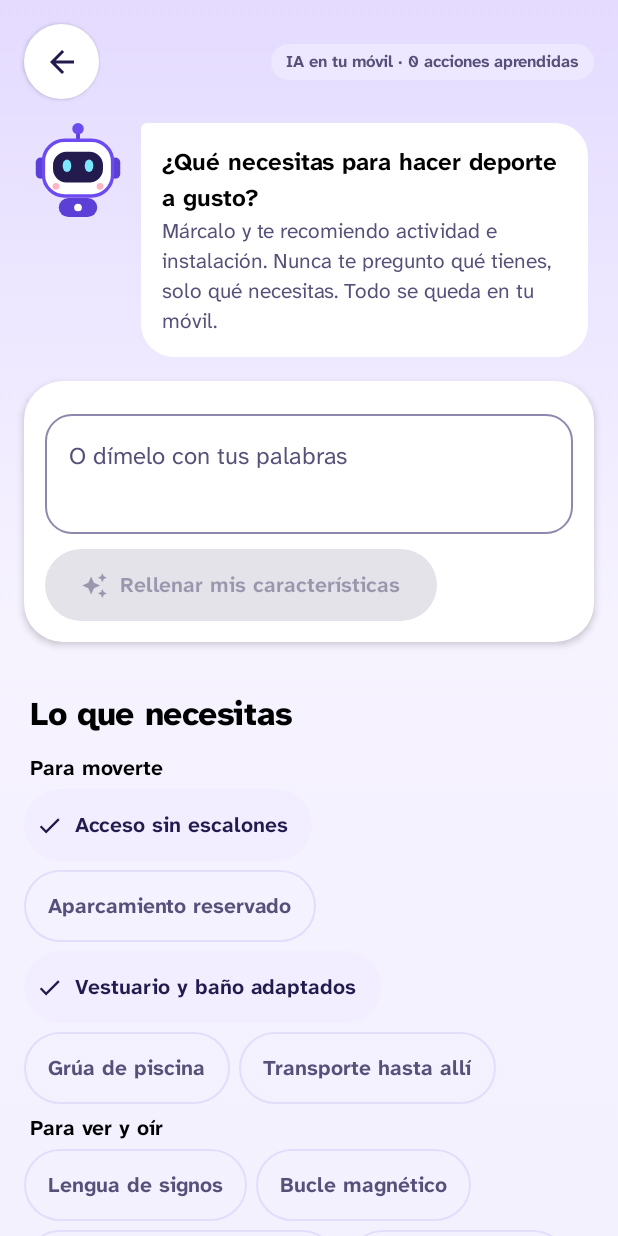
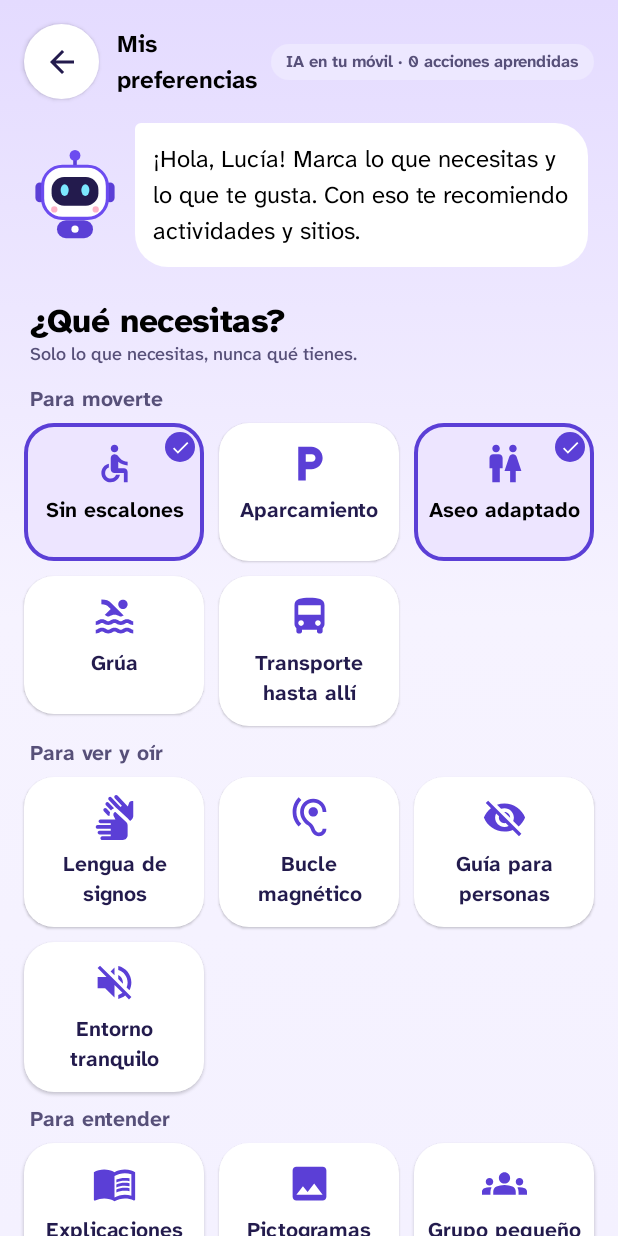
Before and after one commit to javierromeo1612/fit-in-ia, an Android app built with Jetpack Compose: the screen it shows after launch (MainActivity), after a tap on "Comenzar", on a phone screen of 412 x 824 dp. Run offline under Robolectric (Android 15) with nearby library versions, the phone set to English and light mode, and no system bars; 1 statement that could not run was skipped.

Commit message:
Preferencias y chat solo con opciones; tarjetas como el diseño

```diff
--- a/app/src/main/java/com/marbellup/fitin/ui/Kit.kt
+++ b/app/src/main/java/com/marbellup/fitin/ui/Kit.kt
@@ -9,7 +9,9 @@ import androidx.compose.foundation.layout.*
 import androidx.compose.foundation.shape.CircleShape
 import androidx.compose.foundation.shape.RoundedCornerShape
 import androidx.compose.material.icons.Icons
+import androidx.compose.material.icons.automirrored.filled.Accessible
 import androidx.compose.material.icons.automirrored.filled.ArrowForward
+import androidx.compose.material.icons.automirrored.filled.MenuBook
 import androidx.compose.material.icons.filled.*
 import androidx.compose.material.icons.outlined.*
 import androidx.compose.material3.*
@@ -42,6 +44,7 @@ import com.marbellup.fitin.data.Activity
 import com.marbellup.fitin.data.AppNotification
 import com.marbellup.fitin.data.Need
 import com.marbellup.fitin.data.Scored
+import com.marbellup.fitin.data.Slot
 import com.marbellup.fitin.ui.theme.LocalExtra
 
 /*
@@ -238,14 +241,15 @@ fun ActivityPhotoCard(
 ) {
     val x = LocalExtra.current
     GlassCard(modifier, onClick = { state.open(Step.Detail(a.id)) }) {
-        Box {
+        // Como en la referencia: foto grande y un panel blanco encima, abajo, con los datos y la flecha.
+        Box(Modifier.fillMaxWidth().height(236.dp).padding(8.dp)) {
             Image(
                 painter = painterResource(a.sport.photo),
                 contentDescription = null,
                 contentScale = ContentScale.Crop,
-                modifier = Modifier.fillMaxWidth().height(150.dp).padding(8.dp).clip(RoundedCornerShape(20.dp)),
+                modifier = Modifier.fillMaxSize().clip(RoundedCornerShape(22.dp)),
             )
-            Row(Modifier.padding(16.dp), verticalAlignment = Alignment.CenterVertically) {
+            Row(Modifier.padding(10.dp).fillMaxWidth(), verticalAlignment = Alignment.CenterVertically) {
                 if (rec != null) {
                     Row(
                         Modifier.clip(RoundedCornerShape(50)).background(primaryBrush()).padding(horizontal = 10.dp, vertical = 5.dp),
@@ -267,12 +271,7 @@ fun ActivityPhotoCard(
                 }
                 Spacer(Modifier.weight(1f))
                 val fav = a.id in state.favorites
-                Surface(
-                    onClick = { state.toggleFavorite(a.id) },
-                    shape = CircleShape,
-                    color = Color.White,
-                    modifier = Modifier.size(44.dp),
-                ) {
+                Surface(onClick = { state.toggleFavorite(a.id) }, shape = CircleShape, color = Color.White, modifier = Modifier.size(44.dp)) {
                     Box(contentAlignment = Alignment.Center) {
                         Icon(
                             if (fav) Icons.Filled.Favorite else Icons.Outlined.FavoriteBorder,
@@ -282,26 +281,32 @@ fun ActivityPhotoCard(
                     }
                 }
             }
-        }
-        Row(Modifier.padding(start = 16.dp, end = 12.dp, bottom = 14.dp, top = 2.dp), verticalAlignment = Alignment.CenterVertically) {
+            Surface(
+                shape = RoundedCornerShape(20.dp),
+                color = x.card.copy(alpha = 0.96f),
+                shadowElevation = 2.dp,
+                modifier = Modifier.align(Alignment.BottomCenter).fillMaxWidth().padding(8.dp),
+            ) {
+                Row(Modifier.padding(start = 14.dp, end = 10.dp, top = 10.dp, bottom = 10.dp), verticalAlignment = Alignment.CenterVertically) {
                     Column(Modifier.weight(1f)) {
-                Text(a.title, style = MaterialTheme.typography.titleMedium, maxLines = 2, overflow = TextOverflow.Ellipsis)
-                Row(verticalAlignment = Alignment.CenterVertically, modifier = Modifier.padding(top = 4.dp)) {
-                    Icon(Icons.Outlined.CalendarMonth, contentDescription = null, modifier = Modifier.size(16.dp), tint = MaterialTheme.colorScheme.primary)
+                        Text(a.title, style = MaterialTheme.typography.titleMedium, maxLines = 1, overflow = TextOverflow.Ellipsis)
+                        Row(verticalAlignment = Alignment.CenterVertically, modifier = Modifier.padding(top = 2.dp)) {
+                            Icon(Icons.Outlined.CalendarMonth, contentDescription = null, modifier = Modifier.size(15.dp), tint = MaterialTheme.colorScheme.primary)
                             Spacer(Modifier.width(4.dp))
-                    Text(a.shortDate, style = MaterialTheme.typography.bodyMedium, color = MaterialTheme.colorScheme.onSurfaceVariant)
+                            Text(a.shortDate, style = MaterialTheme.typography.bodySmall, color = MaterialTheme.colorScheme.onSurfaceVariant)
                         }
                         Row(verticalAlignment = Alignment.CenterVertically) {
-                    Icon(Icons.Outlined.Place, contentDescription = null, modifier = Modifier.size(16.dp), tint = MaterialTheme.colorScheme.primary)
+                            Icon(Icons.Outlined.Place, contentDescription = null, modifier = Modifier.size(15.dp), tint = MaterialTheme.colorScheme.primary)
                             Spacer(Modifier.width(4.dp))
-                    Text("${a.place} · ${a.zone}", style = MaterialTheme.typography.bodyMedium, color = MaterialTheme.colorScheme.onSurfaceVariant,
+                            Text(a.place, style = MaterialTheme.typography.bodySmall, color = MaterialTheme.colorScheme.onSurfaceVariant,
                                 maxLines = 1, overflow = TextOverflow.Ellipsis)
                         }
                     }
-            Box(
-                Modifier.size(46.dp).clip(CircleShape).background(x.mint),
-                contentAlignment = Alignment.Center,
-            ) { Icon(Icons.AutoMirrored.Filled.ArrowForward, contentDescription = null, tint = Color(0xFF1B5E3F)) }
+                    Box(Modifier.size(44.dp).clip(CircleShape).background(x.mint), contentAlignment = Alignment.Center) {
+                        Icon(Icons.AutoMirrored.Filled.ArrowForward, contentDescription = null, tint = Color(0xFF1B5E3F))
+                    }
+                }
+            }
         }
         if (rec != null && showReason) {
             AiReason(rec.explanation, Modifier.padding(start = 12.dp, end = 12.dp, bottom = 12.dp))
@@ -497,3 +502,83 @@ val Need.shortLabel: String
         Need.GrupoReducido -> "Grupo pequeño"
         else -> label
     }
+
+/** Icono de cada necesidad, para elegirlas tocando (sin escribir). */
+val Need.icon: ImageVector
+    get() = when (this) {
+        Need.SinEscalones -> Icons.AutoMirrored.Filled.Accessible
+        Need.Aparcamiento -> Icons.Filled.LocalParking
+        Need.Vestuario -> Icons.Filled.Wc
+        Need.Grua -> Icons.Filled.Pool
+        Need.Transporte -> Icons.Filled.DirectionsBus
+        Need.Cubierta -> Icons.Filled.Roofing
+        Need.Signos -> Icons.Filled.SignLanguage
+        Need.Bucle -> Icons.Filled.Hearing
+        Need.Guia -> Icons.Filled.VisibilityOff
+        Need.Tranquilo -> Icons.Filled.VolumeOff
+        Need.LecturaFacil -> Icons.AutoMirrored.Filled.MenuBook
+        Need.Pictogramas -> Icons.Filled.Image
+        Need.GrupoReducido -> Icons.Filled.Groups
+        Need.Material -> Icons.Filled.Settings
+        Need.Monitor -> Icons.Filled.SupportAgent
+        Need.Acompanante -> Icons.Filled.Handshake
+    }
+
+val Slot.icon: ImageVector
+    get() = when (this) {
+        Slot.Manana -> Icons.Filled.WbSunny
+        Slot.Mediodia -> Icons.Filled.LunchDining
+        Slot.Tarde -> Icons.Filled.WbTwilight
+        Slot.Noche -> Icons.Filled.NightsStay
+    }
+
+/**
+ * Mosaico seleccionable como los de «Crear actividad» de la referencia: icono sobre fondo pastel
+ * y texto debajo. Marcado = borde violeta y check. Objetivo táctil amplio.
+ */
+@Composable
+fun SelectTile(
+    label: String,
+    icon: ImageVector,
+    selected: Boolean,
+    modifier: Modifier = Modifier,
+    tint: Color = MaterialTheme.colorScheme.primary,
+    bg: Color = LocalExtra.current.card,
+    onClick: () -> Unit,
+) {
+    val shape = RoundedCornerShape(20.dp)
+    Surface(
+        onClick = onClick,
+        shape = shape,
+        color = if (selected) LocalExtra.current.lilac else bg,
+        shadowElevation = if (selected) 0.dp else 1.dp,
+        modifier = modifier
+            .heightIn(min = 92.dp)
+            .then(if (selected) Modifier.border(2.5.dp, MaterialTheme.colorScheme.primary, shape) else Modifier)
+            .semantics { role = Role.Checkbox; this.selected = selected },
+    ) {
+        Box {
+            Column(
+                Modifier.fillMaxWidth().padding(horizontal = 6.dp, vertical = 12.dp),
+                horizontalAlignment = Alignment.CenterHorizontally,
+                verticalArrangement = Arrangement.Center,
+            ) {
+                Icon(icon, contentDescription = null, tint = tint, modifier = Modifier.size(30.dp))
+                Text(
+                    label,
+                    style = MaterialTheme.typography.labelLarge,
+                    textAlign = androidx.compose.ui.text.style.TextAlign.Center,
+                    maxLines = 2,
+                    modifier = Modifier.padding(top = 6.dp),
+                )
+            }
+            if (selected) {
+                Box(
+                    Modifier.align(Alignment.TopEnd).padding(6.dp).size(20.dp).clip(CircleShape)
+                        .background(MaterialTheme.colorScheme.primary),
+                    contentAlignment = Alignment.Center,
+                ) { Icon(Icons.Filled.Check, contentDescription = null, tint = Color.White, modifier = Modifier.size(14.dp)) }
+            }
+        }
+    }
+}
--- a/app/src/main/java/com/marbellup/fitin/ui/screens/AiSearchScreen.kt
+++ b/app/src/main/java/com/marbellup/fitin/ui/screens/AiSearchScreen.kt
@@ -15,6 +15,8 @@ import androidx.compose.runtime.saveable.rememberSaveable
 import androidx.compose.ui.Alignment
 import androidx.compose.ui.Modifier
 import androidx.compose.ui.draw.clip
+import androidx.compose.ui.graphics.Color
+import androidx.compose.ui.graphics.vector.ImageVector
 import androidx.compose.ui.semantics.heading
 import androidx.compose.ui.semantics.semantics
 import androidx.compose.ui.unit.dp
@@ -32,16 +34,24 @@ import com.marbellup.fitin.ui.GradientButton
 import com.marbellup.fitin.ui.Mascot
 import com.marbellup.fitin.ui.NeedPill
 import com.marbellup.fitin.ui.RoundIconButton
+import com.marbellup.fitin.ui.SelectTile
+import com.marbellup.fitin.ui.icon
 import com.marbellup.fitin.ui.say
 import com.marbellup.fitin.ui.shortLabel
 import com.marbellup.fitin.ui.theme.LocalExtra
+import com.marbellup.fitin.ui.tint
 
 private val zones = listOf("Zona centro", "Zona oeste", "Zona este", "Zona norte")
-private val levels = listOf("iniciacion" to "Iniciación", "intermedio" to "Intermedio", "avanzado" to "Avanzado", null to "Da igual")
+private val levels = listOf(
+    Triple("iniciacion", "Iniciación", Icons.Filled.EmojiPeople),
+    Triple("intermedio", "Intermedio", Icons.Filled.DirectionsRun),
+    Triple("avanzado", "Avanzado", Icons.Filled.EmojiEvents),
+    Triple(null, "Da igual", Icons.Filled.AllInclusive),
+)
 
 /**
- * «Tus características»: la persona marca lo que necesita, sus deportes, horario, nivel y zona
- * (o lo escribe con sus palabras). El modelo del móvil ordena actividades e instalaciones con eso.
+ * «Tus características»: TODO se elige con opciones (nada de texto), para que el modelo reciba
+ * siempre datos limpios. Con esto ordena actividades e instalaciones.
  */
 @OptIn(ExperimentalLayoutApi::class)
 @Composable
@@ -51,81 +61,56 @@ fun AiSearchScreen(state: AppState) {
     var showResults by rememberSaveable { mutableStateOf(false) }
     val scroll = rememberScrollState()
     LaunchedEffect(showResults) { if (showResults) scroll.animateScrollTo(scroll.maxValue) }
+    val pastel = listOf(x.peach, x.sky, x.pink, x.mint, x.lilac)
 
     GradientBackground {
-        Column(Modifier.fillMaxSize().statusBarsPadding().navigationBarsPadding().imePadding().verticalScroll(scroll).padding(bottom = 32.dp)) {
+        Column(Modifier.fillMaxSize().statusBarsPadding().navigationBarsPadding().verticalScroll(scroll).padding(bottom = 32.dp)) {
             Row(Modifier.padding(16.dp), verticalAlignment = Alignment.CenterVertically) {
                 RoundIconButton(Icons.AutoMirrored.Filled.ArrowBack, "Volver") { if (!state.back()) state.finishOnboarding() }
-                Spacer(Modifier.weight(1f))
+                Text("Mis preferencias", style = MaterialTheme.typography.titleMedium,
+                    modifier = Modifier.weight(1f).padding(start = 12.dp))
                 AiTag(state)
             }
 
-            Row(Modifier.padding(horizontal = 20.dp), verticalAlignment = Alignment.Top) {
-                Mascot(64.dp)
-                Column(
-                    Modifier.padding(start = 10.dp)
+            Row(Modifier.padding(horizontal = 20.dp), verticalAlignment = Alignment.CenterVertically) {
+                Mascot(60.dp)
+                Text(
+                    say("¡Hola, ${state.userName}! Marca lo que necesitas y lo que te gusta. Con eso te recomiendo actividades y sitios.",
+                        "Marca lo que necesitas. Yo te digo qué hacer y dónde."),
+                    style = MaterialTheme.typography.bodyLarge,
+                    modifier = Modifier.padding(start = 10.dp)
                         .clip(RoundedCornerShape(topStart = 4.dp, topEnd = 22.dp, bottomEnd = 22.dp, bottomStart = 22.dp))
-                        .background(x.card).padding(14.dp),
-                ) {
-                    Text("¿Qué necesitas para hacer deporte a gusto?", style = MaterialTheme.typography.titleMedium,
-                        modifier = Modifier.semantics { heading() })
-                    Text(
-                        say("Márcalo y te recomiendo actividad e instalación. Nunca te pregunto qué tienes, solo qué necesitas. Todo se queda en tu móvil.",
-                            "Marca lo que necesitas. Te digo qué actividad y qué sitio te van bien."),
-                        style = MaterialTheme.typography.bodyMedium, color = MaterialTheme.colorScheme.onSurfaceVariant,
-                    )
+                        .background(x.card).padding(12.dp),
+                )
+            }
+
+            Title("¿Qué necesitas?", "Solo lo que necesitas, nunca qué tienes.")
+            for (g in NeedGroup.entries) {
+                Text(g.label, style = MaterialTheme.typography.labelLarge, color = MaterialTheme.colorScheme.onSurfaceVariant,
+                    modifier = Modifier.padding(start = 20.dp, top = 8.dp, bottom = 6.dp))
+                TileGrid(Need.entries.filter { it.group == g }) { n, m ->
+                    SelectTile(n.shortLabel, n.icon, n in p.needs, m) { state.toggle(n) }
                 }
             }
 
-            // Lenguaje natural (procesado en el móvil)
-            GlassCard(Modifier.padding(16.dp)) {
-                Column(Modifier.padding(14.dp)) {
-                    OutlinedTextField(
-                        value = state.prompt, onValueChange = { state.prompt = it },
-                        modifier = Modifier.fillMaxWidth(), minLines = 2, shape = RoundedCornerShape(18.dp),
-                        label = { Text("O dímelo con tus palabras") },
-                        placeholder = { Text("Pádel nivel intermedio por la tarde, pista cubierta y accesible") },
-                    )
-                    Spacer(Modifier.height(10.dp))
-                    FilledTonalButton(
-                        onClick = { state.applyText() }, enabled = state.prompt.isNotBlank(),
-                        shape = RoundedCornerShape(50), modifier = Modifier.heightIn(min = 48.dp),
-                    ) {
-                        Icon(Icons.Filled.AutoAwesome, contentDescription = null, modifier = Modifier.size(18.dp))
-                        Spacer(Modifier.width(8.dp))
-                        Text("Rellenar mis características")
-                    }
-                }
+            Title("¿Qué deportes te gustan?")
+            TileGrid(Sport.entries.toList()) { s, m ->
+                SelectTile(s.label, s.icon, s in p.sports, m, tint = s.tint, bg = pastel[s.ordinal % pastel.size]) { state.toggleSport(s) }
             }
 
-            Section("Lo que necesitas")
-            for (g in NeedGroup.entries) {
-                Text(g.label, style = MaterialTheme.typography.labelLarge, modifier = Modifier.padding(start = 20.dp, top = 6.dp, bottom = 4.dp))
-                FlowRow(Modifier.padding(horizontal = 16.dp), horizontalArrangement = Arrangement.spacedBy(6.dp), verticalArrangement = Arrangement.spacedBy(6.dp)) {
-                    for (n in Need.entries.filter { it.group == g }) {
-                        Choice(n.label, n in p.needs) { state.toggle(n) }
-                    }
-                }
+            Title("¿Cuándo te viene bien?")
+            TileGrid(Slot.entries.toList(), perRow = 4) { s, m ->
+                SelectTile(s.label, s.icon, s in p.slots, m) { state.toggleSlot(s) }
             }
 
-            Section("Deportes que te gustan")
-            FlowRow(Modifier.padding(horizontal = 16.dp), horizontalArrangement = Arrangement.spacedBy(6.dp), verticalArrangement = Arrangement.spacedBy(6.dp)) {
-                for (s in Sport.entries) Choice(s.label, s in p.sports) { state.toggleSport(s) }
+            Title("¿Qué nivel tienes?")
+            TileGrid(levels, perRow = 4) { (code, label, icon), m ->
+                SelectTile(label, icon, p.level == code, m) { state.setLevel(code) }
             }
 
-            Section("Cuándo te viene bien")
-            FlowRow(Modifier.padding(horizontal = 16.dp), horizontalArrangement = Arrangement.spacedBy(6.dp), verticalArrangement = Arrangement.spacedBy(6.dp)) {
-                for (s in Slot.entries) Choice(s.label, s in p.slots) { state.toggleSlot(s) }
-            }
-
-            Section("Tu nivel")
-            FlowRow(Modifier.padding(horizontal = 16.dp), horizontalArrangement = Arrangement.spacedBy(6.dp), verticalArrangement = Arrangement.spacedBy(6.dp)) {
-                for ((code, label) in levels) Choice(label, p.level == code) { state.setLevel(code) }
-            }
-
-            Section("Dónde vives o te mueves")
-            FlowRow(Modifier.padding(horizontal = 16.dp), horizontalArrangement = Arrangement.spacedBy(6.dp), verticalArrangement = Arrangement.spacedBy(6.dp)) {
-                for (z in zones) Choice(z.removePrefix("Zona ").replaceFirstChar { it.uppercase() }, p.zone == z) {
+            Title("¿Por dónde te mueves?")
+            TileGrid(zones, perRow = 4) { z, m ->
+                SelectTile(z.removePrefix("Zona ").replaceFirstChar { it.uppercase() }, Icons.Filled.Place, p.zone == z, m) {
                     state.setZone(if (p.zone == z) null else z)
                 }
             }
@@ -136,18 +121,14 @@ fun AiSearchScreen(state: AppState) {
 
             if (showResults) {
                 val ranked = state.ranked()
-                Section("Actividades para ti")
-                Text(
-                    "Ordenadas por el modelo según tus características y lo que has ido eligiendo.",
-                    style = MaterialTheme.typography.bodyMedium, color = MaterialTheme.colorScheme.onSurfaceVariant,
-                    modifier = Modifier.padding(horizontal = 20.dp, vertical = 4.dp),
-                )
+                Title("Actividades para ti", "Ordenadas por la IA según lo que has marcado y lo que vas eligiendo.")
                 Column(Modifier.padding(horizontal = 16.dp, vertical = 8.dp), verticalArrangement = Arrangement.spacedBy(14.dp)) {
                     for (r in ranked.take(5)) ActivityPhotoCard(r.activity, state, r)
                 }
 
                 val sport = p.sports.firstOrNull() ?: ranked.firstOrNull()?.activity?.sport
-                Section(if (sport != null) "Instalaciones para ${sport.label.lowercase()}" else "Instalaciones para ti")
+                Title(if (sport != null) "Sitios para ${sport.label.lowercase()}" else "Sitios para ti",
+                    "Lo que cubre cada instalación de lo que necesitas.")
                 Column(Modifier.padding(horizontal = 16.dp), verticalArrangement = Arrangement.spacedBy(10.dp)) {
                     for (f in state.facilitiesFor(sport).take(3)) {
                         GlassCard {
@@ -159,7 +140,8 @@ fun AiSearchScreen(state: AppState) {
                                     Text(f.facility.name, style = MaterialTheme.typography.titleMedium)
                                     Text(f.facility.zone + " · " + f.facility.seal.label, style = MaterialTheme.typography.bodySmall,
                                         color = MaterialTheme.colorScheme.onSurfaceVariant)
-                                    FlowRow(Modifier.padding(top = 6.dp), horizontalArrangement = Arrangement.spacedBy(4.dp), verticalArrangement = Arrangement.spacedBy(4.dp)) {
+                                    FlowRow(Modifier.padding(top = 6.dp), horizontalArrangement = Arrangement.spacedBy(4.dp),
+                                        verticalArrangement = Arrangement.spacedBy(4.dp)) {
                                         f.covered.forEach { NeedPill(it.shortLabel, true) }
                                         f.missing.forEach { NeedPill(it.shortLabel, false) }
                                     }
@@ -179,16 +161,24 @@ fun AiSearchScreen(state: AppState) {
 }
 
 @Composable
-private fun Section(title: String) {
-    Text(title, style = MaterialTheme.typography.titleLarge,
-        modifier = Modifier.padding(start = 20.dp, end = 20.dp, top = 18.dp, bottom = 6.dp).semantics { heading() })
+private fun Title(title: String, subtitle: String? = null) {
+    Column(Modifier.padding(start = 20.dp, end = 20.dp, top = 22.dp, bottom = 4.dp)) {
+        Text(title, style = MaterialTheme.typography.titleLarge, modifier = Modifier.semantics { heading() })
+        if (subtitle != null) {
+            Text(subtitle, style = MaterialTheme.typography.bodySmall, color = MaterialTheme.colorScheme.onSurfaceVariant)
+        }
+    }
 }
 
+/** Rejilla de mosaicos, 3 por fila como en la referencia (rellena la última fila para que no se estiren). */
 @Composable
-private fun Choice(label: String, selected: Boolean, onClick: () -> Unit) {
-    FilterChip(
-        selected = selected, onClick = onClick, label = { Text(label) },
-        leadingIcon = if (selected) ({ Icon(Icons.Filled.Check, contentDescription = null, modifier = Modifier.size(18.dp)) }) else null,
-        shape = RoundedCornerShape(50), modifier = Modifier.heightIn(min = 48.dp),
-    )
+private fun <T> TileGrid(items: List<T>, perRow: Int = 3, tile: @Composable (T, Modifier) -> Unit) {
+    Column(Modifier.padding(horizontal = 16.dp), verticalArrangement = Arrangement.spacedBy(10.dp)) {
+        for (row in items.chunked(perRow)) {
+            Row(horizontalArrangement = Arrangement.spacedBy(10.dp)) {
+                for (item in row) tile(item, Modifier.weight(1f))
+                repeat(perRow - row.size) { Spacer(Modifier.weight(1f)) }
+            }
+        }
+    }
 }
--- a/app/src/main/java/com/marbellup/fitin/ui/screens/ProfileScreen.kt
+++ b/app/src/main/java/com/marbellup/fitin/ui/screens/ProfileScreen.kt
@@ -76,7 +76,7 @@ fun ProfileScreen(state: AppState, bottomBar: @Composable () -> Unit) {
 
                 GlassCard(Modifier.padding(horizontal = 16.dp)) {
                     MenuRow(Icons.Outlined.EventNote, "Mis actividades", "${state.joined.size} con plaza") { state.tab = Tab.Calendario }
-                    MenuRow(Icons.Outlined.AutoAwesome, "Mis características", "Lo que necesitas, deportes, horario, nivel y zona") { state.open(Step.AiSearch) }
+                    MenuRow(Icons.Outlined.Tune, "Mis preferencias", "Lo que necesitas, deportes, horario, nivel y zona") { state.open(Step.AiSearch) }
                     MenuRow(Icons.Outlined.Psychology, "Cómo aprende tu IA", "${state.history.size} acciones aprendidas · todo en tu móvil") { state.open(Step.Model) }
                     MenuRow(Icons.Outlined.Accessibility, "Mis necesidades", "${state.needs.size} elegidas · se usan para recomendarte") {
                         showNeeds = !showNeeds
```
Also changed, not shown: app/src/main/java/com/marbellup/fitin/AppState.kt (+38 -33 lines), app/src/main/java/com/marbellup/fitin/data/Ai.kt (+2 -36 lines), app/src/main/java/com/marbellup/fitin/data/LocalAi.kt (deleted, +0 -87 lines), app/src/main/java/com/marbellup/fitin/ui/screens/ChatScreen.kt (+39 -51 lines), app/src/main/java/com/marbellup/fitin/ui/screens/CreateScreen.kt (+10 -12 lines), app/src/main/java/com/marbellup/fitin/ui/screens/HomeScreen.kt (+7 -2 lines), 2 other files. Lines whose indentation alone changed are shown as unchanged.
